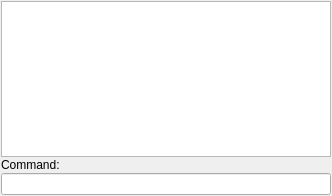
First picture: the form in librecad/src/ui/forms/qg_commandwidget.ui, repository LibreCAD/LibreCAD, before the edit.
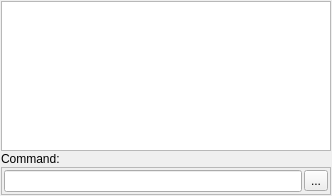
Second picture: the form after the edit. Icons and pictures are not drawn. Custom widgets are drawn as their Qt base class.

Commit message: added the ability to load command files; #782 #780 #689 #256

```diff
--- a/librecad/src/ui/forms/qg_commandwidget.ui
+++ b/librecad/src/ui/forms/qg_commandwidget.ui
@@ -62,8 +62,8 @@
       <string notr="true">&lt;!DOCTYPE HTML PUBLIC &quot;-//W3C//DTD HTML 4.0//EN&quot; &quot;http://www.w3.org/TR/REC-html40/strict.dtd&quot;&gt;
 &lt;html&gt;&lt;head&gt;&lt;meta name=&quot;qrichtext&quot; content=&quot;1&quot; /&gt;&lt;style type=&quot;text/css&quot;&gt;
 p, li { white-space: pre-wrap; }
-&lt;/style&gt;&lt;/head&gt;&lt;body style=&quot; font-family:'Sans'; font-size:11pt; font-weight:400; font-style:normal;&quot;&gt;
-&lt;p style=&quot;-qt-paragraph-type:empty; margin-top:0px; margin-bottom:0px; margin-left:0px; margin-right:0px; -qt-block-indent:0; text-indent:0px; font-size:10pt;&quot;&gt;&lt;br /&gt;&lt;/p&gt;&lt;/body&gt;&lt;/html&gt;</string>
+&lt;/style&gt;&lt;/head&gt;&lt;body style=&quot; font-family:'.SF NS Text'; font-size:13pt; font-weight:400; font-style:normal;&quot;&gt;
+&lt;p style=&quot;-qt-paragraph-type:empty; margin-top:0px; margin-bottom:0px; margin-left:0px; margin-right:0px; -qt-block-indent:0; text-indent:0px; font-family:'Sans'; font-size:10pt;&quot;&gt;&lt;br /&gt;&lt;/p&gt;&lt;/body&gt;&lt;/html&gt;</string>
      </property>
      <property name="acceptRichText">
       <bool>false</bool>
@@ -84,7 +84,57 @@
     </widget>
    </item>
    <item>
-    <widget class="QG_CommandEdit" name="leCommand"/>
+    <widget class="QFrame" name="frame">
+     <property name="frameShape">
+      <enum>QFrame::StyledPanel</enum>
+     </property>
+     <property name="frameShadow">
+      <enum>QFrame::Raised</enum>
+     </property>
+     <layout class="QHBoxLayout" name="horizontalLayout">
+      <property name="spacing">
+       <number>2</number>
+      </property>
+      <property name="leftMargin">
+       <number>2</number>
+      </property>
+      <property name="topMargin">
+       <number>2</number>
+      </property>
+      <property name="rightMargin">
+       <number>2</number>
+      </property>
+      <property name="bottomMargin">
+       <number>2</number>
+      </property>
+      <item>
+       <widget class="QG_CommandEdit" name="leCommand"/>
+      </item>
+      <item>
+       <widget class="QToolButton" name="options_button">
+        <property name="text">
+         <string>...</string>
+        </property>
+        <property name="icon">
+         <iconset resource="../../../res/icons/icons.qrc">
+          <normaloff>:/icons/options.svg</normaloff>:/icons/options.svg</iconset>
+        </property>
+        <property name="iconSize">
+         <size>
+          <width>12</width>
+          <height>12</height>
+         </size>
+        </property>
+        <property name="popupMode">
+         <enum>QToolButton::InstantPopup</enum>
+        </property>
+        <property name="toolButtonStyle">
+         <enum>Qt::ToolButtonIconOnly</enum>
+        </property>
+       </widget>
+      </item>
+     </layout>
+    </widget>
    </item>
   </layout>
  </widget>
```
Left out of the diff: 4 changed lines with no effect on the pictures. The commit also changes 4 other files.
